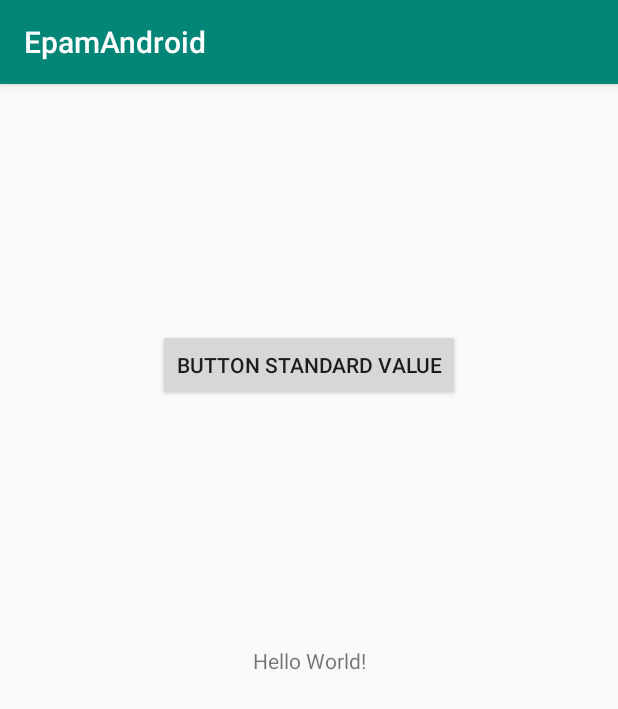
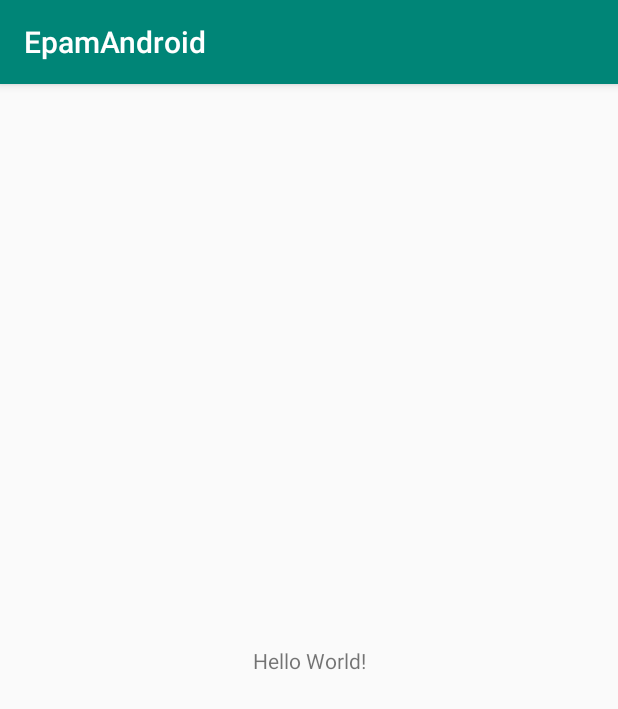
Before and after one commit to DoTheMonkeyBusiness/EpamAndroid, an Android app: the screen it shows after launch (MainActivity), on a phone screen of 412 x 824 dp. Shown: the top 709 px of the screen. Run offline under Robolectric (Android 15) with nearby library versions, the phone set to English and light mode, and no system bars; libraries missing offline, so code that uses them is left out: com.example.mysubmodule; 1 statement that could not run was skipped.

Commit message:
clear master branch

```diff
--- a/app/src/main/java/com/example/epamandroid/MainActivity.kt
+++ b/app/src/main/java/com/example/epamandroid/MainActivity.kt
@@ -2,14 +2,8 @@ package com.example.epamandroid
 
 import android.support.v7.app.AppCompatActivity
 import android.os.Bundle
-import android.util.Log
-import android.view.View
 import com.example.mysubmodule.Myclass
-import kotlinx.android.synthetic.main.activity_main.*
 
-/**
- *
- */
 class MainActivity : AppCompatActivity() {
 
 
@@ -19,9 +13,4 @@ class MainActivity : AppCompatActivity() {
         setContentView(R.layout.activity_main)
         Myclass.myFunc()
     }
-
-
-    fun onButtonClick(view: View) {
-        button1.setText(R.string.button1_new)
-    }
 }
--- a/app/src/main/res/layout/activity_main.xml
+++ b/app/src/main/res/layout/activity_main.xml
@@ -15,14 +15,5 @@
             app:layout_constraintLeft_toLeftOf="parent"
             app:layout_constraintRight_toRightOf="parent"
             app:layout_constraintTop_toTopOf="parent" android:id="@+id/textView"/>
-    <Button
-            android:text="@string/button1"
-            android:layout_width="wrap_content"
-            android:layout_height="wrap_content"
-            android:id="@+id/button1" app:layout_constraintTop_toTopOf="parent"
-            android:layout_marginTop="8dp" android:layout_marginBottom="8dp"
-            app:layout_constraintBottom_toTopOf="@+id/textView" app:layout_constraintStart_toStartOf="parent"
-            android:layout_marginStart="8dp" app:layout_constraintEnd_toEndOf="parent"
-            android:layout_marginEnd="8dp" android:onClick="onButtonClick"/>
 
 </android.support.constraint.ConstraintLayout>
--- a/app/src/main/res/values/strings.xml
+++ b/app/src/main/res/values/strings.xml
@@ -1,5 +1,3 @@
 <resources>
     <string name="app_name">EpamAndroid</string>
-    <string name="button1">Button standard value</string>
-    <string name="button1_new">Button new value</string>
 </resources>
```
Also changed, not shown: 1 other file.
